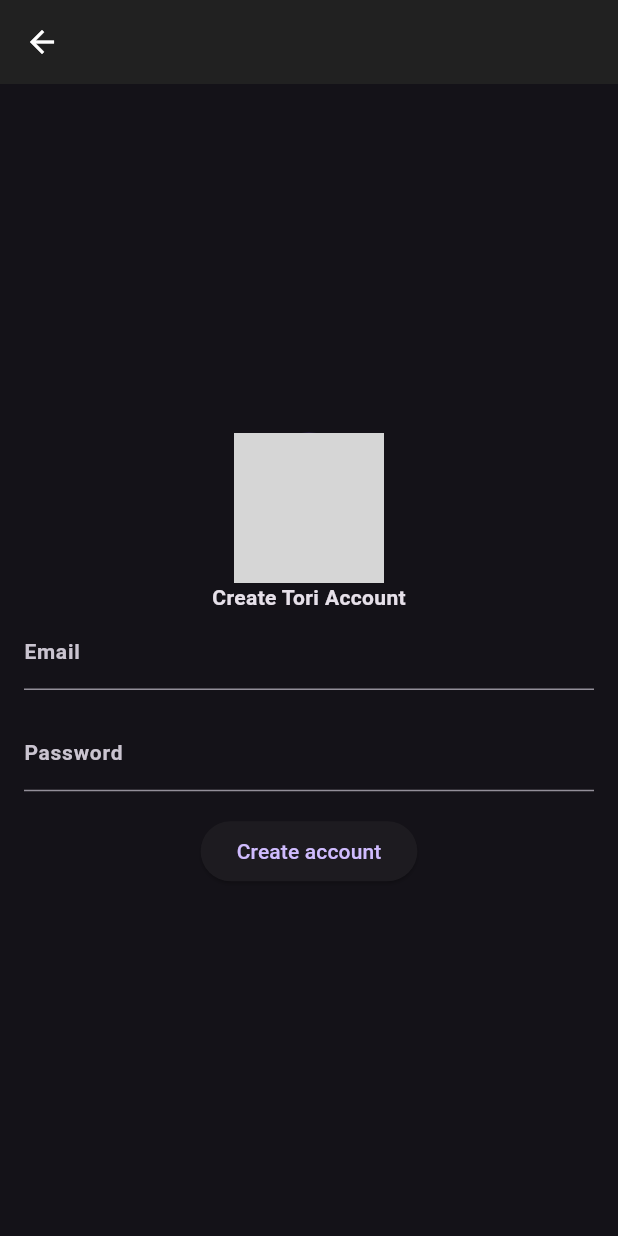
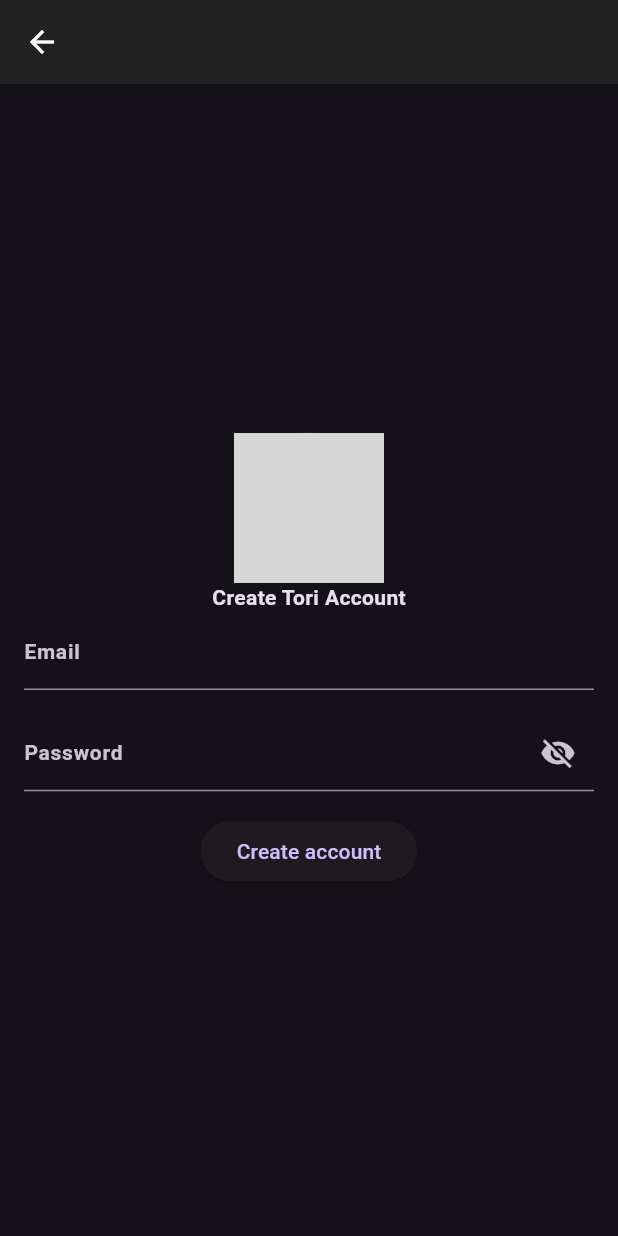
Before and after one commit to eoeefosa/movie, a Flutter app: the CreateAccount screen opened directly, on a phone screen of 412 x 824 dp. Run offline on Flutter 3.47's test engine with Material 3 defaults, Android fonts, the phone set to English and light mode, and no system bars; our stand-ins replace cached_network_image, carousel_slider, chewie, cloud_firestore, dio, file_picker and 11 more; missing offline and left inert: dart:ffi, staggered_grid_view_flutter, video_thumbnail; accounts and stored records are empty; Roboto replaces fonts that are missing (openSans); project files that could hold a hidden picture were left out; grey boxes are pictures that could not be loaded.

Commit message:
updated code

```diff
--- a/lib/screens/auth/create_account.dart
+++ b/lib/screens/auth/create_account.dart
@@ -16,6 +16,14 @@
   final _formKey = GlobalKey<FormState>();
   final TextEditingController _emailController = TextEditingController();
   final TextEditingController _passwordController = TextEditingController();
+
+  bool _obscureText = true;
+
+  void _togglePasswordVisibility() {
+    setState(() {
+      _obscureText = !_obscureText;
+    });
+  }
 
   @override
   Widget build(BuildContext context) {
@@ -56,8 +64,16 @@
               const SizedBox(height: 16.0),
               TextFormField(
                 controller: _passwordController,
-                decoration: const InputDecoration(labelText: 'Password'),
-                obscureText: true,
+                decoration: InputDecoration(
+                  labelText: 'Password',
+                  suffixIcon: IconButton(
+                    icon: Icon(
+                      _obscureText ? Icons.visibility_off : Icons.visibility,
+                    ),
+                    onPressed: _togglePasswordVisibility,
+                  ),
+                ),
+                obscureText: _obscureText,
                 validator: (value) {
                   if (value!.isEmpty) {
                     return 'Please enter your password';
@@ -67,7 +83,6 @@
                   }
                   return null;
                 },
-                // onSaved: (value) => _password = value!,
               ),
               const SizedBox(height: 16.0),
               ElevatedButton(
@@ -79,14 +94,7 @@
                         );
                     showsnackBar('Signed in Successfull');
                     if (!context.mounted) return;
-                    Navigator.push(
-                      context,
-                      MaterialPageRoute(
-                        builder: (context) {
-                          return const WhatappPage();
-                        },
-                      ),
-                    );
+                    Navigator.pop(context);
                   } catch (e) {
                     showsnackBar('Failed to sign in $e');
                   }
```
